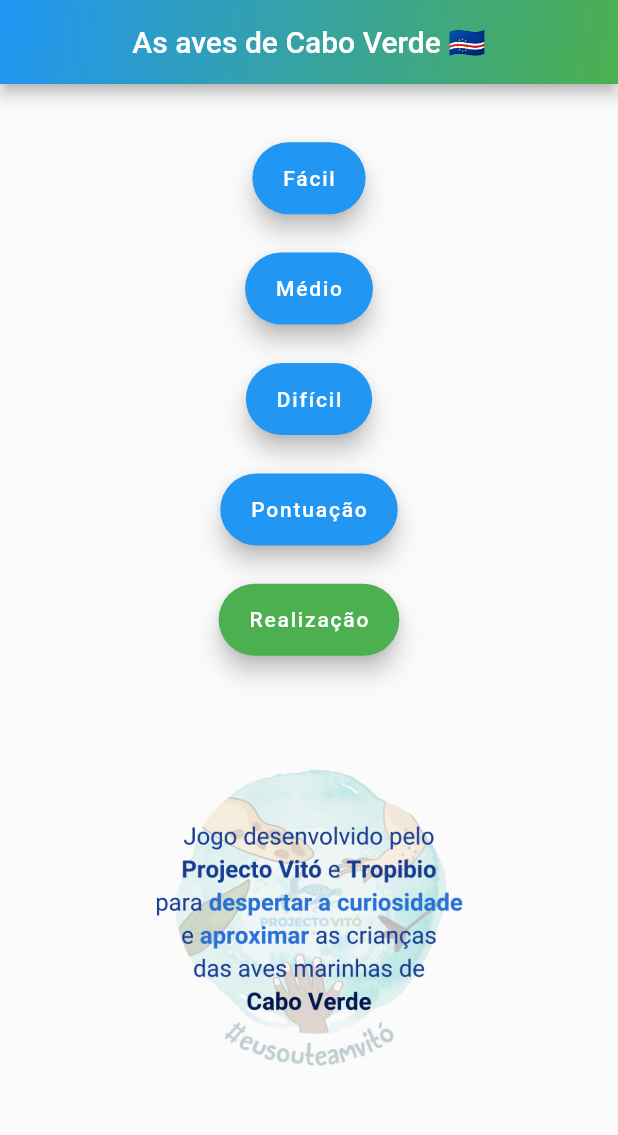
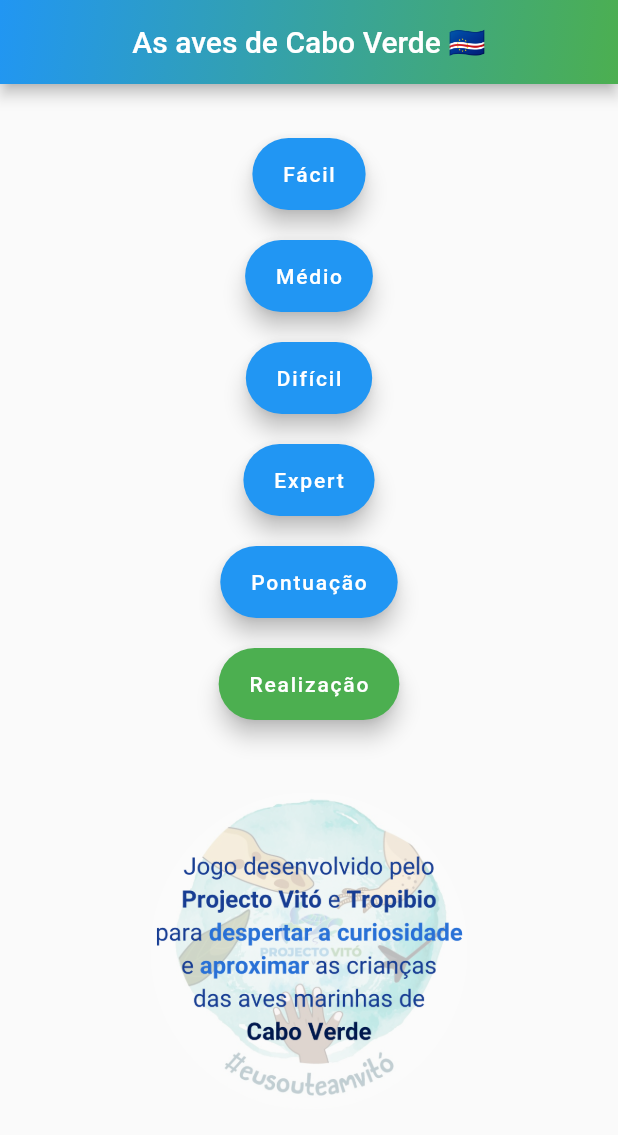
Before and after one commit to gumdanx/jogo_da_memoria, a Flutter app: the screen it shows after launch, on a phone screen of 412 x 824 dp. Shown: the top 1135 px of the screen. Run offline on Flutter 3.47's test engine with Material 2 defaults, Android fonts, the phone set to English and light mode, and no system bars.

Commit message:
Atualizações Expert Game

```diff
--- a/lib/screens/main_menu.dart
+++ b/lib/screens/main_menu.dart
@@ -1,5 +1,6 @@
 import 'package:flutter/material.dart';
 import 'package:jogo_da_memoria/screens/logo_screen.dart';
+import 'package:jogo_da_memoria/screens/expert_game.dart';
 import 'package:jogo_da_memoria/screens/hard_game.dart';
 import 'package:jogo_da_memoria/screens/medium_game.dart';
 import 'package:jogo_da_memoria/screens/easy_game.dart';
@@ -25,17 +26,21 @@ class MainMenu extends StatelessWidget {
         ),
       ),
       body: SafeArea(
+        child: Center(
           child: Container(
             padding: EdgeInsets.all(36.0),
             child: Column(
               mainAxisAlignment: MainAxisAlignment.center,
               crossAxisAlignment: CrossAxisAlignment.stretch,
               children: [
-              Expanded(
-                child: Column(
-                  mainAxisAlignment: MainAxisAlignment.spaceEvenly,
+                ListView(
+                  shrinkWrap: true,
+                  physics: NeverScrollableScrollPhysics(),
                   children: [
-                    FloatingActionButton.extended(
+                    Container(
+                      alignment: Alignment.center,
+                      width: 200.0,
+                      child: FloatingActionButton.extended(
                         onPressed: () {
                           Navigator.push(
                             context,
@@ -44,8 +49,12 @@ class MainMenu extends StatelessWidget {
                         },
                         label: Text("Fácil"),
                       ),
+                    ),
                     Padding(padding: const EdgeInsets.only(top: 20.0),),
-                    FloatingActionButton.extended(
+                    Container(
+                      alignment: Alignment.center,
+                      width: 200.0,
+                      child: FloatingActionButton.extended(
                         onPressed: () {
                           Navigator.push(
                             context,
@@ -54,8 +63,12 @@ class MainMenu extends StatelessWidget {
                         },
                         label: Text("Médio"),
                       ),
+                    ),
                     Padding(padding: const EdgeInsets.only(top: 20.0),),
-                    FloatingActionButton.extended(
+                    Container(
+                      alignment: Alignment.center,
+                      width: 200.0,
+                      child: FloatingActionButton.extended(
                         onPressed: () {
                           Navigator.push(
                             context,
@@ -64,8 +77,26 @@ class MainMenu extends StatelessWidget {
                         },
                         label: Text("Difícil"),
                       ),
+                    ),
                     Padding(padding: const EdgeInsets.only(top: 20.0),),
-                    FloatingActionButton.extended(
+                    Container(
+                      alignment: Alignment.center,
+                      width: 200.0,
+                      child: FloatingActionButton.extended(
+                        onPressed: () {
+                          Navigator.push(
+                            context,
+                            MaterialPageRoute(builder: (context) => ExpertGame()),
+                          );
+                        },
+                        label: Text("Expert"),
+                      ),
+                    ),
+                    Padding(padding: const EdgeInsets.only(top: 20.0),),
+                    Container(
+                      alignment: Alignment.center,
+                      width: 200.0,
+                      child: FloatingActionButton.extended(
                         onPressed: () {
                           Navigator.push(
                             context,
@@ -74,8 +105,12 @@ class MainMenu extends StatelessWidget {
                         },
                         label: Text("Pontuação"),
                       ),
+                    ),
                     Padding(padding: const EdgeInsets.only(top: 20.0),),
-                    FloatingActionButton.extended(
+                    Container(
+                      alignment: Alignment.center,
+                      width: 200.0,
+                      child: FloatingActionButton.extended(
                         onPressed: () {
                           Navigator.push(
                             context,
@@ -84,9 +119,9 @@ class MainMenu extends StatelessWidget {
                         },
                         label: Text("Realização"),
                         backgroundColor: Colors.green,
-                    )
+                      ),
+                    ),
                   ],
-                ),
                 ),
                 Expanded(
                   child: Center(
@@ -97,6 +132,7 @@ class MainMenu extends StatelessWidget {
             ),
           ),
         ),
+      ),
     );
   }
 }
--- a/lib/screens/medium_game.dart
+++ b/lib/screens/medium_game.dart
@@ -102,11 +102,11 @@ class _MemoryGameState extends State<MediumGame> {
         ),
       ),
       body: GridView.builder(
-        padding: EdgeInsets.all(20.0),
+        padding: EdgeInsets.symmetric(horizontal: 20.0, vertical: 100.0),
         gridDelegate: SliverGridDelegateWithFixedCrossAxisCount(
           crossAxisCount: 3, // Agora temos 3 colunas
           childAspectRatio: 1.0,
-          mainAxisSpacing: 40.0,
+          mainAxisSpacing: 7.0,
           crossAxisSpacing: 7.0,
         ),
         itemCount: data.length,
@@ -114,7 +114,7 @@ class _MemoryGameState extends State<MediumGame> {
           return GestureDetector(
             onTap: () => openCard(index),
             child: Container(
-              color: opened[index] ? Colors.blue : Colors.white,
+              color: opened[index] ? Color(0xFFBBD2EC) : Colors.white,
               child: Center(
                 child: opened[index]
                     ? /*Text(
```
Also changed, not shown: lib/screens/expert_game.dart (added, +250 -0 lines), lib/screens/hard_game.dart (+16 -114 lines), pubspec.lock. Lines whose indentation alone changed are shown as unchanged.
